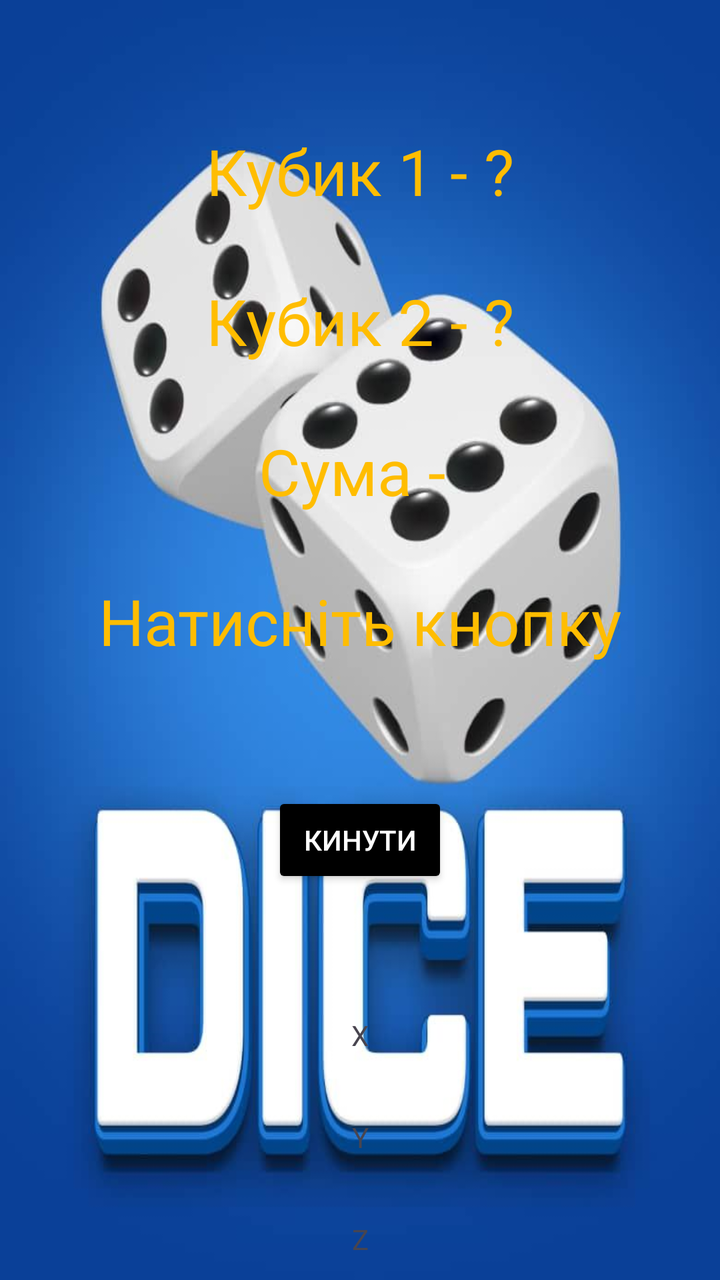
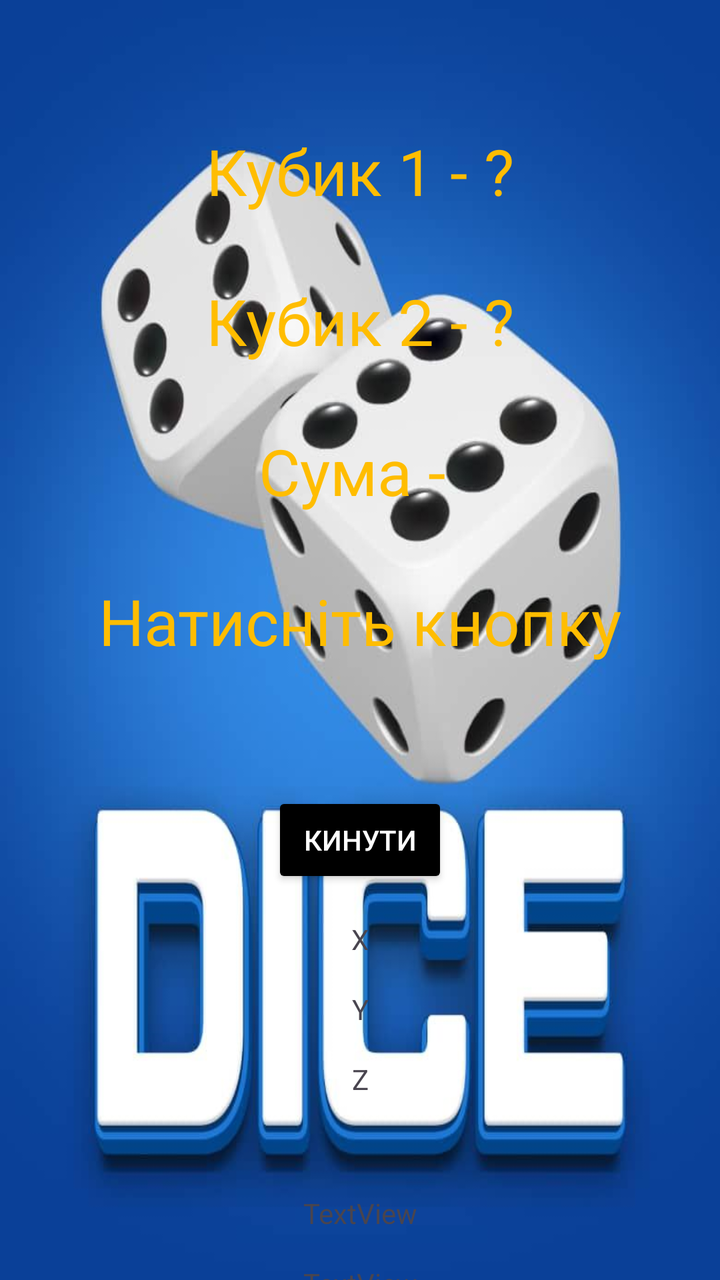

Before-and-after screenshots of an Android layout around one commit, followed by the original layout XML and the change that was made.
<!-- AndroidManifest.xml: application theme Theme.DiceGame -->
<!-- res/layout/activity_main.xml -->
<?xml version="1.0" encoding="utf-8"?>
<androidx.constraintlayout.widget.ConstraintLayout
    xmlns:android="http://schemas.android.com/apk/res/android"
    xmlns:tools="http://schemas.android.com/tools"
    xmlns:app="http://schemas.android.com/apk/res-auto"
    android:id="@+id/main"
    android:layout_width="match_parent"
    android:layout_height="match_parent"
    tools:context=".MainActivity"
    android:background="@drawable/img">

    <TextView
        android:id="@+id/tvDice1"
        android:layout_width="wrap_content"
        android:layout_height="wrap_content"
        android:layout_marginTop="64dp"
        android:text="Кубик 1 - ?"
        android:textSize="32sp"
        android:textColor="@color/orange"
        app:layout_constraintEnd_toEndOf="parent"
        app:layout_constraintStart_toStartOf="parent"
        app:layout_constraintTop_toTopOf="parent" />

    <TextView
        android:id="@+id/tvDice2"
        android:layout_width="wrap_content"
        android:layout_height="wrap_content"
        android:layout_marginTop="32dp"
        android:text="Кубик 2 - ?"
        android:textSize="32sp"
        android:textColor="@color/orange"
        app:layout_constraintEnd_toEndOf="parent"
        app:layout_constraintStart_toStartOf="parent"
        app:layout_constraintTop_toBottomOf="@+id/tvDice1" />

    <TextView
        android:id="@+id/tvSum"
        android:layout_width="wrap_content"
        android:layout_height="wrap_content"
        android:layout_marginTop="32dp"
        android:text="Сума - "
        android:textSize="32sp"
        android:textColor="@color/orange"
        app:layout_constraintEnd_toEndOf="parent"
        app:layout_constraintStart_toStartOf="parent"
        app:layout_constraintTop_toBottomOf="@+id/tvDice2" />

    <TextView
        android:id="@+id/tvStatus"
        android:layout_width="wrap_content"
        android:layout_height="wrap_content"
        android:layout_marginTop="32dp"
        android:text="Натисніть кнопку"
        android:textSize="32sp"
        android:textColor="@color/orange"
        app:layout_constraintEnd_toEndOf="parent"
        app:layout_constraintStart_toStartOf="parent"
        app:layout_constraintTop_toBottomOf="@+id/tvSum" />

    <Button
        android:id="@+id/btnShake"
        android:layout_width="wrap_content"
        android:layout_height="wrap_content"
        android:layout_marginTop="64dp"
        android:backgroundTint="@color/black"
        android:text="Кинути"
        android:textColor="@color/white"
        app:layout_constraintEnd_toEndOf="parent"
        app:layout_constraintStart_toStartOf="parent"
        app:layout_constraintTop_toBottomOf="@+id/tvStatus" />

    <TextView
        android:id="@+id/tvX"
        android:layout_width="wrap_content"
        android:layout_height="wrap_content"
        android:layout_marginTop="64dp"
        android:text="X"
        app:layout_constraintEnd_toEndOf="parent"
        app:layout_constraintStart_toStartOf="parent"
        app:layout_constraintTop_toBottomOf="@+id/btnShake" />

    <TextView
        android:id="@+id/tvY"
        android:layout_width="wrap_content"
        android:layout_height="wrap_content"
        android:layout_marginTop="32dp"
        android:text="Y"
        app:layout_constraintEnd_toEndOf="parent"
        app:layout_constraintStart_toStartOf="parent"
        app:layout_constraintTop_toBottomOf="@+id/tvX" />

    <TextView
        android:id="@+id/tvZ"
        android:layout_width="wrap_content"
        android:layout_height="wrap_content"
        android:layout_marginTop="32dp"
        android:text="Z"
        app:layout_constraintEnd_toEndOf="parent"
        app:layout_constraintStart_toStartOf="parent"
        app:layout_constraintTop_toBottomOf="@+id/tvY" />

</androidx.constraintlayout.widget.ConstraintLayout>
<!-- resources referenced by this layout -->
<resources>
  <color name="black">#FF000000</color>
  <color name="orange">#FFBD00</color>
  <color name="white">#FFFFFFFF</color>
  <!-- drawable img: png bitmap (drawable, 365719 bytes) -->
  <style name="Theme.DiceGame" parent="Base.Theme.DiceGame" />
  <style name="Base.Theme.DiceGame" parent="Theme.Material3.DayNight.NoActionBar">
          
          
      </style>
</resources>

<!-- the commit's change to res/layout/activity_main.xml (unified diff, before → after) -->
@@ -73,7 +73,7 @@
         android:id="@+id/tvX"
         android:layout_width="wrap_content"
         android:layout_height="wrap_content"
-        android:layout_marginTop="64dp"
+        android:layout_marginTop="16dp"
         android:text="X"
         app:layout_constraintEnd_toEndOf="parent"
         app:layout_constraintStart_toStartOf="parent"
@@ -83,7 +83,7 @@
         android:id="@+id/tvY"
         android:layout_width="wrap_content"
         android:layout_height="wrap_content"
-        android:layout_marginTop="32dp"
+        android:layout_marginTop="16dp"
         android:text="Y"
         app:layout_constraintEnd_toEndOf="parent"
         app:layout_constraintStart_toStartOf="parent"
@@ -93,10 +93,40 @@
         android:id="@+id/tvZ"
         android:layout_width="wrap_content"
         android:layout_height="wrap_content"
-        android:layout_marginTop="32dp"
+        android:layout_marginTop="16dp"
         android:text="Z"
         app:layout_constraintEnd_toEndOf="parent"
         app:layout_constraintStart_toStartOf="parent"
         app:layout_constraintTop_toBottomOf="@+id/tvY" />
 
+    <TextView
+        android:id="@+id/tvMagnetic"
+        android:layout_width="wrap_content"
+        android:layout_height="wrap_content"
+        android:layout_marginTop="48dp"
+        android:text="TextView"
+        app:layout_constraintEnd_toEndOf="parent"
+        app:layout_constraintStart_toStartOf="parent"
+        app:layout_constraintTop_toBottomOf="@+id/tvZ" />
+
+    <TextView
+        android:id="@+id/tvLight"
+        android:layout_width="wrap_content"
+        android:layout_height="wrap_content"
+        android:layout_marginTop="16dp"
+        android:text="TextView"
+        app:layout_constraintEnd_toEndOf="parent"
+        app:layout_constraintStart_toStartOf="parent"
+        app:layout_constraintTop_toBottomOf="@+id/tvMagnetic" />
+
+    <TextView
+        android:id="@+id/tvGyroscope"
+        android:layout_width="wrap_content"
+        android:layout_height="wrap_content"
+        android:layout_marginTop="51dp"
+        android:text="TextView"
+        app:layout_constraintEnd_toEndOf="parent"
+        app:layout_constraintStart_toStartOf="parent"
+        app:layout_constraintTop_toBottomOf="@+id/tvLight" />
+
 </androidx.constraintlayout.widget.ConstraintLayout>
